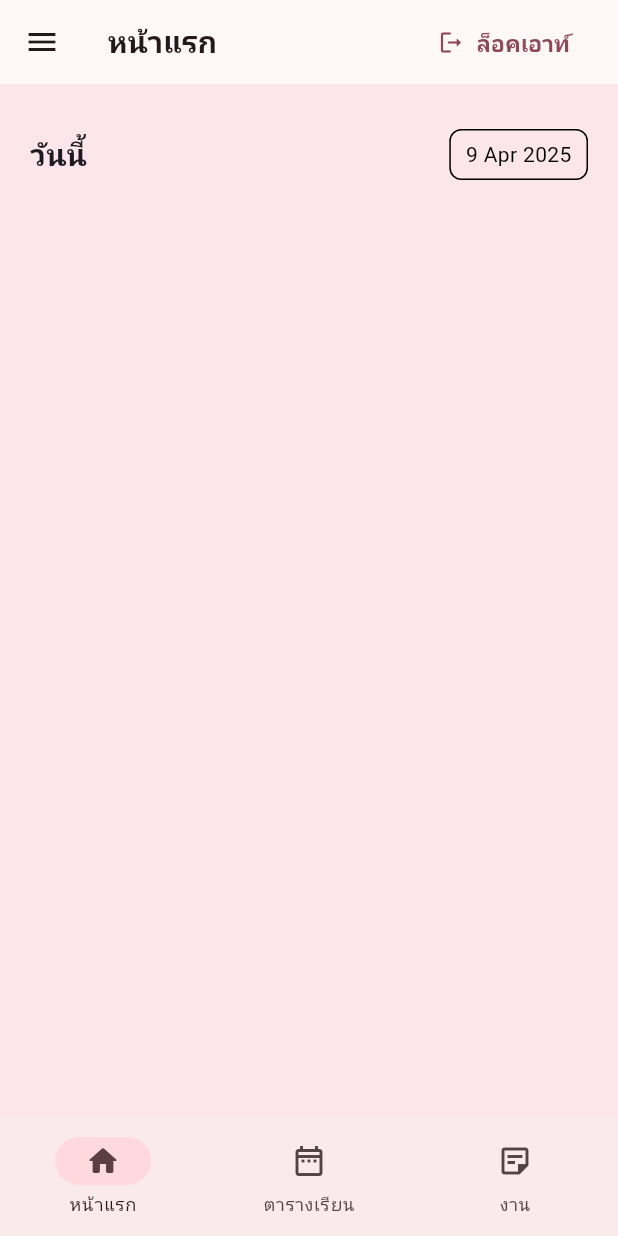
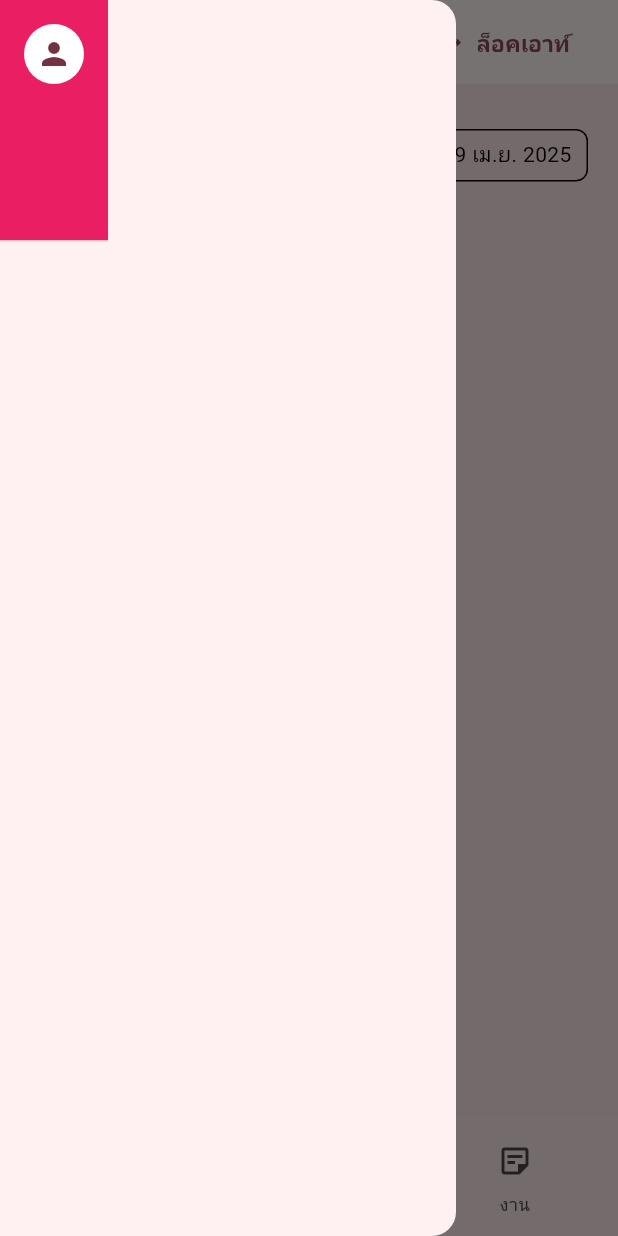
Before and after one commit to cybloxboi/School-Day, a Flutter app: the screen it shows once a user with an empty profile is signed in, after a tap on the "menu" icon, on a phone screen of 412 x 824 dp. Run offline on Flutter 3.47's test engine with Material 3 defaults, Android fonts, the phone set to English and light mode, and no system bars; our stand-ins replace cloud_firestore, firebase_auth, firebase_core, flutter_local_notifications, flutter_timezone, google_fonts and 5 more; accounts and stored records are empty; project files that could hold a hidden picture were left out.

Commit message:
Enhance navigation and date formatting support in the app

```diff
--- a/lib/main.dart
+++ b/lib/main.dart
@@ -3,6 +3,8 @@ import 'package:flutter/foundation.dart';
 import 'package:flutter/material.dart';
 import 'package:firebase_core/firebase_core.dart';
 import 'package:google_fonts/google_fonts.dart';
+import 'package:intl/date_symbol_data_local.dart';
+import 'package:intl/intl.dart';
 import 'package:school_day/screens/auth/auth_page.dart';
 import 'package:school_day/services/notification/notification_service.dart';
 import 'package:school_day/styles/styles.dart';
@@ -17,6 +19,9 @@ Future<void> main() async {
   FirebaseFirestore.instance.settings = const Settings(
     persistenceEnabled: true,
   );
+
+  await initializeDateFormatting('th_TH', null);
+  Intl.defaultLocale = 'th_TH';
 
   if (!kIsWeb) {
     NotificationService().initNotification();
--- a/lib/screens/home/home_page.dart
+++ b/lib/screens/home/home_page.dart
@@ -6,9 +6,19 @@ import 'package:school_day/services/notification/notification_service.dart';
 import 'package:school_day/styles/styles.dart';
 import 'package:intl/intl.dart';
 
-class HomePage extends StatelessWidget {
-  const HomePage({super.key});
+class HomePage extends StatefulWidget {
+  const HomePage({
+    super.key,
+    required this.scaffoldKey,
+  });
 
+  final GlobalKey<ScaffoldState> scaffoldKey;
+
+  @override
+  State<HomePage> createState() => _HomePageState();
+}
+
+class _HomePageState extends State<HomePage> {
   Future logOut(BuildContext context) async {
     await FirebaseAuth.instance.signOut();
     if (!kIsWeb) NotificationService().cancelAllNotifications();
@@ -33,6 +43,7 @@ class HomePage extends StatelessWidget {
   @override
   Widget build(BuildContext context) {
     String today = DateFormat('d MMM yyyy').format(DateTime.now());
+
     return Scaffold(
       appBar: AppBar(
         title: Text(
@@ -42,9 +53,9 @@ class HomePage extends StatelessWidget {
           ),
         ),
         leading: IconButton(
-          icon: Icon(Icons.menu),
+          icon: const Icon(Icons.menu),
           onPressed: () {
-  Scaffold.of(context).openDrawer();
+            widget.scaffoldKey.currentState?.openDrawer();
           },
         ),
         centerTitle: false,
@@ -64,23 +75,6 @@ class HomePage extends StatelessWidget {
           ),
         ],
       ),
-      drawer: Drawer(
-        child: Column(
-          crossAxisAlignment: CrossAxisAlignment.start,
-          children: const [
-            DrawerHeader(
-              decoration: BoxDecoration(color: Colors.pink),
-              child: Column(
-                crossAxisAlignment: CrossAxisAlignment.start,
-                children: [
-                  CircleAvatar(backgroundColor: Colors.white,
-                  child: Icon(Icons.person),)
-                ],
-              ),
-            )
-          ],
-        ),
-      ),
       backgroundColor: backgroundColor,
       body: Padding(
         padding: const EdgeInsets.all(20),
@@ -91,18 +85,26 @@ class HomePage extends StatelessWidget {
             Row(
               mainAxisAlignment: MainAxisAlignment.spaceBetween,
               children: [
-                Text('วันนี้',
-                   style: TextStyle(fontSize: 20, fontWeight: FontWeight.bold)
+                const Text(
+                  'วันนี้',
+                  style: TextStyle(
+                    fontSize: 20,
+                    fontWeight: FontWeight.bold,
+                  ),
                 ),
                 Container(
-                    padding: EdgeInsets.symmetric(horizontal: 10, vertical: 6),
+                  padding: const EdgeInsets.symmetric(
+                    horizontal: 10,
+                    vertical: 6,
+                  ),
                   decoration: BoxDecoration(
                     border: Border.all(color: Colors.black),
                     borderRadius: BorderRadius.circular(8),
                   ),
                   child: Text(
                     today,
-                      style: TextStyle(color: Colors.black),),
+                    style: const TextStyle(color: Colors.black),
+                  ),
                 )
               ],
             )
--- a/lib/screens/navigation_menu.dart
+++ b/lib/screens/navigation_menu.dart
@@ -20,6 +20,7 @@ class NavigationMenu extends StatefulWidget {
 
 class _NavigationMenuState extends State<NavigationMenu> {
   int _selectedIndex = 0;
+  final GlobalKey<ScaffoldState> scaffoldKey = GlobalKey<ScaffoldState>();
 
   void _onItemTapped(int index) {
     setState(() {
@@ -40,9 +41,29 @@ class _NavigationMenuState extends State<NavigationMenu> {
   Widget build(BuildContext context) {
     return LayoutBuilder(
       builder: (context, constraints) {
-        bool isWideScreen = constraints.maxWidth >= 600;
+        bool isWideScreen = constraints.maxWidth >= 750;
 
         return Scaffold(
+          key: scaffoldKey,
+          drawer: const Drawer(
+            child: Column(
+              crossAxisAlignment: CrossAxisAlignment.start,
+              children: [
+                DrawerHeader(
+                  decoration: BoxDecoration(color: Colors.pink),
+                  child: Column(
+                    crossAxisAlignment: CrossAxisAlignment.start,
+                    children: [
+                      CircleAvatar(
+                        backgroundColor: Colors.white,
+                        child: Icon(Icons.person),
+                      )
+                    ],
+                  ),
+                )
+              ],
+            ),
+          ),
           body: Row(
             children: [
               if (isWideScreen)
@@ -70,7 +91,9 @@ class _NavigationMenuState extends State<NavigationMenu> {
                 ),
               Expanded(
                 child: [
-                  const HomePage(),
+                  HomePage(
+                    scaffoldKey: scaffoldKey,
+                  ),
                   TimetablePage(
                     dateIndex: widget.dateIndex,
                   ),
```
Lines whose indentation alone changed are shown as unchanged.
